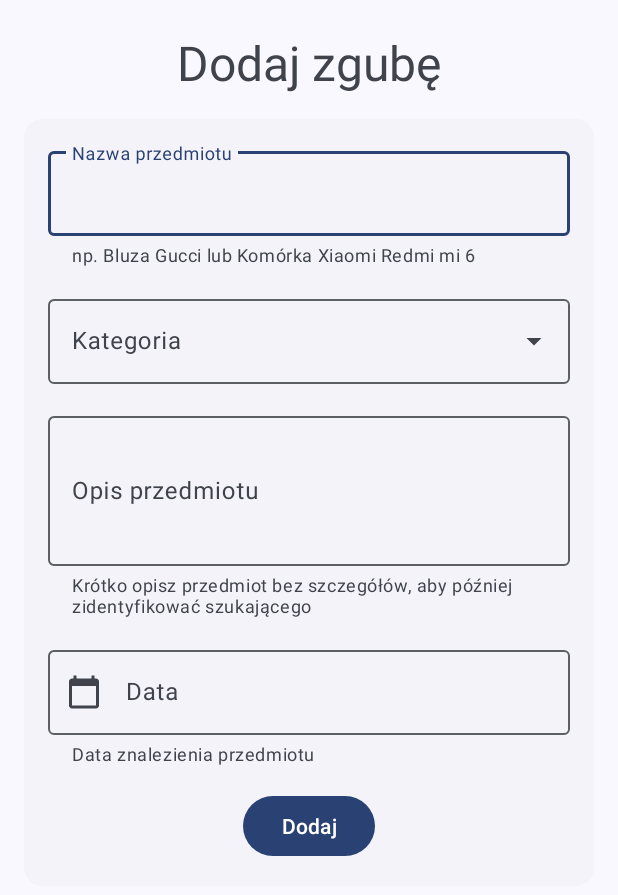
After one commit to akai-find-it/find-it-android, an Android app: the layout add_fragment.xml on its own in the app's theme, with its tools: preview values and no code run, on a phone screen of 412 x 824 dp. The commit adds this screen. Shown: the top 895 px of the screen. Run offline under Robolectric (Android 15) with nearby library versions, the phone set to English and light mode, and no system bars.

Commit message:
Add Lost item add layout

```diff
--- a/app/build.gradle
+++ b/app/build.gradle
@@ -44,6 +44,7 @@ kapt {
 }
 
 dependencies {
+    implementation 'androidx.legacy:legacy-support-v4:1.0.0'
     kapt "androidx.hilt:hilt-compiler:1.0.0"
     kapt "com.google.dagger:hilt-compiler:2.44"
     coreLibraryDesugaring "com.android.tools:desugar_jdk_libs:1.1.5"
--- /dev/null
+++ b/app/src/main/java/pl/org/akai/hackathon/data/model/AddModel.kt
@@ -0,0 +1,10 @@
+package pl.org.akai.hackathon.data.model
+
+import java.util.Date
+
+data class AddModel(
+	var name: String = "",
+	var category: Category? = null,
+	var description: String = "",
+	var foundAt: Date,
+)
--- /dev/null
+++ b/app/src/main/java/pl/org/akai/hackathon/ext/BindingAdapters.kt
@@ -0,0 +1 @@
+package pl.org.akai.hackathon.ext
--- /dev/null
+++ b/app/src/main/java/pl/org/akai/hackathon/ext/DateExtension.kt
@@ -0,0 +1,8 @@
+package pl.org.akai.hackathon.ext
+
+import java.time.LocalDate
+import java.time.format.DateTimeFormatter
+
+fun Long.toISODate(): String {
+	return LocalDate.ofEpochDay(this/(1000*60*60*24)).format(DateTimeFormatter.ISO_DATE)
+}
--- /dev/null
+++ b/app/src/main/java/pl/org/akai/hackathon/ui/add/AddFragment.kt
@@ -0,0 +1,34 @@
+package pl.org.akai.hackathon.ui.add
+
+import android.os.Bundle
+import android.view.View
+import androidx.fragment.app.viewModels
+import com.google.android.material.datepicker.MaterialDatePicker
+import dagger.hilt.android.AndroidEntryPoint
+import pl.org.akai.hackathon.databinding.AddFragmentBinding
+import pl.org.akai.hackathon.ext.toISODate
+import pl.org.akai.hackathon.ui.base.BaseFragment
+
+@AndroidEntryPoint
+class AddFragment : BaseFragment<AddFragmentBinding>(AddFragmentBinding::inflate) {
+
+	override val vm: AddViewModel by viewModels()
+
+	override fun onViewCreated(view: View, savedInstanceState: Bundle?) {
+		super.onViewCreated(view, savedInstanceState)
+
+		b.vm = vm
+		val datePicker =
+			MaterialDatePicker.Builder.datePicker()
+				.setTitleText("Select date")
+				.setSelection(MaterialDatePicker.todayInUtcMilliseconds())
+				.build()
+		datePicker.addOnPositiveButtonClickListener {
+			b.date.setText(datePicker.selection!!.toISODate()) //always date selected because setSelection()
+		}
+
+		b.date.setOnClickListener {
+			datePicker.show(parentFragmentManager, "DatePicker")
+		}
+	}
+}
--- /dev/null
+++ b/app/src/main/java/pl/org/akai/hackathon/ui/add/AddViewModel.kt
@@ -0,0 +1,17 @@
+package pl.org.akai.hackathon.ui.add
+
+import androidx.lifecycle.LiveData
+import androidx.lifecycle.MutableLiveData
+import pl.org.akai.hackathon.ui.base.BaseViewModel
+
+class AddViewModel : BaseViewModel() {
+
+	private var _list: MutableLiveData<Array<String>> = MutableLiveData(
+		arrayOf(
+			"Elektronika",
+			"Ubrania"
+		)
+	)
+	val list: LiveData<Array<String>>
+		get() = _list
+}
--- a/app/src/main/java/pl/org/akai/hackathon/ui/main/MainActivity.kt
+++ b/app/src/main/java/pl/org/akai/hackathon/ui/main/MainActivity.kt
@@ -44,8 +44,8 @@ class MainActivity : AppCompatActivity(), CoroutineScope {
 
 		b.bottomNav.menu.forEach {
 			val icon: IIcon = when (it.itemId) {
-				R.id.menu_one -> CommunityMaterial.Icon.cmd_account_search_outline
-				R.id.menu_two -> CommunityMaterial.Icon.cmd_account_heart_outline
+				R.id.lostListFragment -> CommunityMaterial.Icon.cmd_account_search_outline
+				R.id.addFragment -> CommunityMaterial.Icon.cmd_account_heart_outline
 				R.id.menu_three -> CommunityMaterial.Icon.cmd_account_circle_outline
 				else -> CommunityMaterial.Icon2.cmd_help
 			}
--- /dev/null
+++ b/app/src/main/res/drawable/ic_baseline_calendar.xml
@@ -0,0 +1,10 @@
+<vector xmlns:android="http://schemas.android.com/apk/res/android"
+    android:width="24dp"
+    android:height="24dp"
+    android:viewportWidth="24"
+    android:viewportHeight="24"
+    android:tint="?attr/colorControlNormal">
+  <path
+      android:fillColor="@android:color/white"
+      android:pathData="M20,3h-1L19,1h-2v2L7,3L7,1L5,1v2L4,3c-1.1,0 -2,0.9 -2,2v16c0,1.1 0.9,2 2,2h16c1.1,0 2,-0.9 2,-2L22,5c0,-1.1 -0.9,-2 -2,-2zM20,21L4,21L4,8h16v13z"/>
+</vector>
--- /dev/null
+++ b/app/src/main/res/layout/add_fragment.xml
@@ -0,0 +1,122 @@
+<?xml version="1.0" encoding="utf-8"?>
+<layout
+	xmlns:android="http://schemas.android.com/apk/res/android"
+	xmlns:app="http://schemas.android.com/apk/res-auto"
+	xmlns:tools="http://schemas.android.com/tools">
+
+	<data>
+
+		<variable
+			name="model"
+			type="pl.org.akai.hackathon.data.model.AddModel" />
+
+		<variable
+			name="vm"
+			type="pl.org.akai.hackathon.ui.add.AddViewModel" />
+	</data>
+
+	<androidx.constraintlayout.widget.ConstraintLayout
+		android:layout_width="match_parent"
+		android:layout_height="match_parent"
+		tools:context=".ui.add.AddFragment">
+
+
+		<TextView
+			android:id="@+id/textView"
+			android:layout_width="wrap_content"
+			android:layout_height="wrap_content"
+			android:layout_margin="20dp"
+			android:text="Dodaj zgubę"
+			android:textAppearance="@style/TextAppearance.Material3.HeadlineLarge"
+			app:layout_constraintEnd_toEndOf="parent"
+			app:layout_constraintStart_toStartOf="parent"
+			app:layout_constraintTop_toTopOf="parent" />
+
+		<com.google.android.material.card.MaterialCardView
+			style="?attr/materialCardViewElevatedStyle"
+			android:layout_width="match_parent"
+			android:layout_height="wrap_content"
+			android:layout_margin="16dp"
+			app:layout_constraintEnd_toEndOf="parent"
+			app:layout_constraintStart_toStartOf="parent"
+			app:layout_constraintTop_toBottomOf="@+id/textView">
+
+			<LinearLayout
+				android:layout_width="match_parent"
+				android:layout_height="wrap_content"
+				android:layout_margin="16dp"
+				android:orientation="vertical">
+
+				<com.google.android.material.textfield.TextInputLayout
+					android:layout_width="match_parent"
+					android:layout_height="wrap_content"
+					android:hint="Nazwa przedmiotu"
+					app:helperText="np. Bluza Gucci lub Komórka Xiaomi Redmi mi 6"
+					app:helperTextEnabled="true">
+
+					<com.google.android.material.textfield.TextInputEditText
+						android:layout_width="match_parent"
+						android:layout_height="wrap_content"
+						android:text="@={model.name}" />
+
+				</com.google.android.material.textfield.TextInputLayout>
+
+				<com.google.android.material.textfield.TextInputLayout
+					style="@style/Widget.Material3.TextInputLayout.OutlinedBox.ExposedDropdownMenu"
+					android:layout_width="match_parent"
+					android:layout_height="wrap_content"
+					android:layout_marginTop="16dp"
+					android:hint="Kategoria">
+
+					<com.google.android.material.textfield.MaterialAutoCompleteTextView
+						android:layout_width="match_parent"
+						android:layout_height="wrap_content"
+						android:inputType="none"
+						app:simpleItems="@{vm.list}" />
+
+				</com.google.android.material.textfield.TextInputLayout>
+
+				<com.google.android.material.textfield.TextInputLayout
+					android:layout_width="match_parent"
+					android:layout_height="wrap_content"
+					android:layout_marginTop="16dp"
+					android:hint="Opis przedmiotu"
+					app:helperText="Krótko opisz przedmiot bez szczegółów, aby później zidentyfikować szukającego"
+					app:helperTextEnabled="true">
+
+					<com.google.android.material.textfield.TextInputEditText
+						android:layout_width="match_parent"
+						android:layout_height="wrap_content"
+						android:minHeight="100dp"
+						android:text="@={model.description}" />
+
+				</com.google.android.material.textfield.TextInputLayout>
+
+				<com.google.android.material.textfield.TextInputLayout
+					android:layout_width="match_parent"
+					android:layout_height="wrap_content"
+					android:layout_marginTop="16dp"
+					android:hint="Data"
+					app:helperText="Data znalezienia przedmiotu"
+					app:helperTextEnabled="true"
+					app:startIconDrawable="@drawable/ic_baseline_calendar">
+
+					<com.google.android.material.textfield.TextInputEditText
+						android:id="@+id/date"
+						android:layout_width="match_parent"
+						android:layout_height="wrap_content"
+						android:clickable="false"
+						android:focusable="false" />
+
+				</com.google.android.material.textfield.TextInputLayout>
+
+				<com.google.android.material.button.MaterialButton
+					android:layout_width="wrap_content"
+					android:layout_height="wrap_content"
+					android:layout_gravity="center_horizontal"
+					android:layout_marginTop="16dp"
+					android:text="Dodaj" />
+			</LinearLayout>
+		</com.google.android.material.card.MaterialCardView>
+	</androidx.constraintlayout.widget.ConstraintLayout>
+</layout>
--- a/app/src/main/res/menu/menu_bottom_nav.xml
+++ b/app/src/main/res/menu/menu_bottom_nav.xml
@@ -2,10 +2,10 @@
 <menu
 	xmlns:android="http://schemas.android.com/apk/res/android">
 	<item
-		android:id="@+id/menu_one"
+		android:id="@+id/lostListFragment"
 		android:title="@string/app_name" /> <!--TODO: Change title-->
 	<item
-		android:id="@+id/menu_two"
+		android:id="@+id/addFragment"
 		android:title="@string/app_name" />
 	<item
 		android:id="@+id/menu_three"
--- a/app/src/main/res/navigation/nav_graph.xml
+++ b/app/src/main/res/navigation/nav_graph.xml
@@ -8,4 +8,8 @@
 		android:id="@+id/lostListFragment"
 		android:name="pl.org.akai.hackathon.ui.lost.LostListFragment"
 		android:label="LostListFragment" />
+	<fragment
+		android:id="@+id/addFragment"
+		android:name="pl.org.akai.hackathon.ui.add.AddFragment"
+		android:label="AddFragment" />
 </navigation>
```
